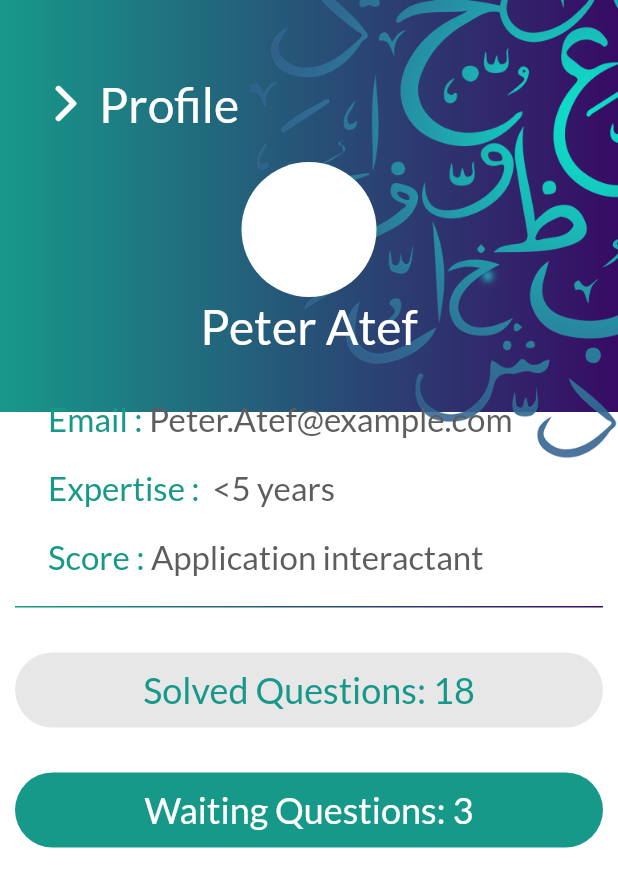
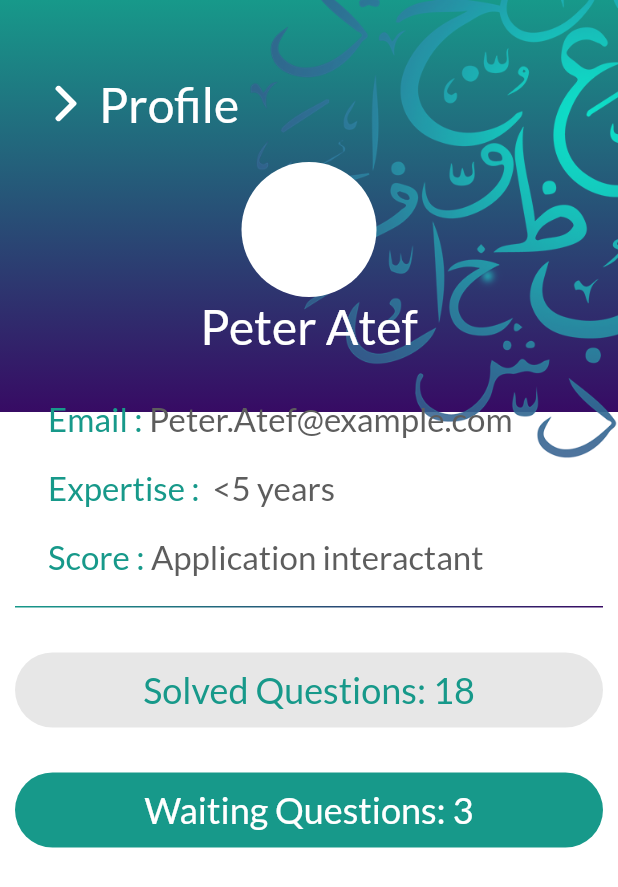
Before and after one commit to PeterAtger/dsp_teacher_application, a Flutter app: the Profile screen opened directly, on a phone screen of 412 x 824 dp. Shown: the top 887 px of the screen. Run offline on Flutter 3.47's test engine with Material 2 defaults, Android fonts, the phone set to English and light mode, and no system bars; our stand-ins replace flutter_svg; missing offline and left inert: adobe_xd.

Commit message:
teacher 2

```diff
--- a/lib/Presentation/Pages/settings_screen/notifications.dart
+++ b/lib/Presentation/Pages/settings_screen/notifications.dart
@@ -86,7 +86,7 @@ class _NotificationsState extends State<Notifications> {
                   ),
                 ),
               ),
-              SizedBox(width: 32, height: 10),
+              SizedBox(height: 10),
               Container(
                 width: size.width - 80,
                 height: 50,
--- a/lib/Presentation/Pages/settings_screen/profile_page.dart
+++ b/lib/Presentation/Pages/settings_screen/profile_page.dart
@@ -21,8 +21,8 @@ class _ProfileState extends State<Profile> {
             width: size.width,
             decoration: BoxDecoration(
               gradient: LinearGradient(
-                  begin: Alignment.centerLeft,
-                  end: Alignment.centerRight,
+                  begin: Alignment.topCenter,
+                  end: Alignment.bottomCenter,
                   colors: [AppColors.cGreen, AppColors.cPurple]),
             ),
           ),
```
